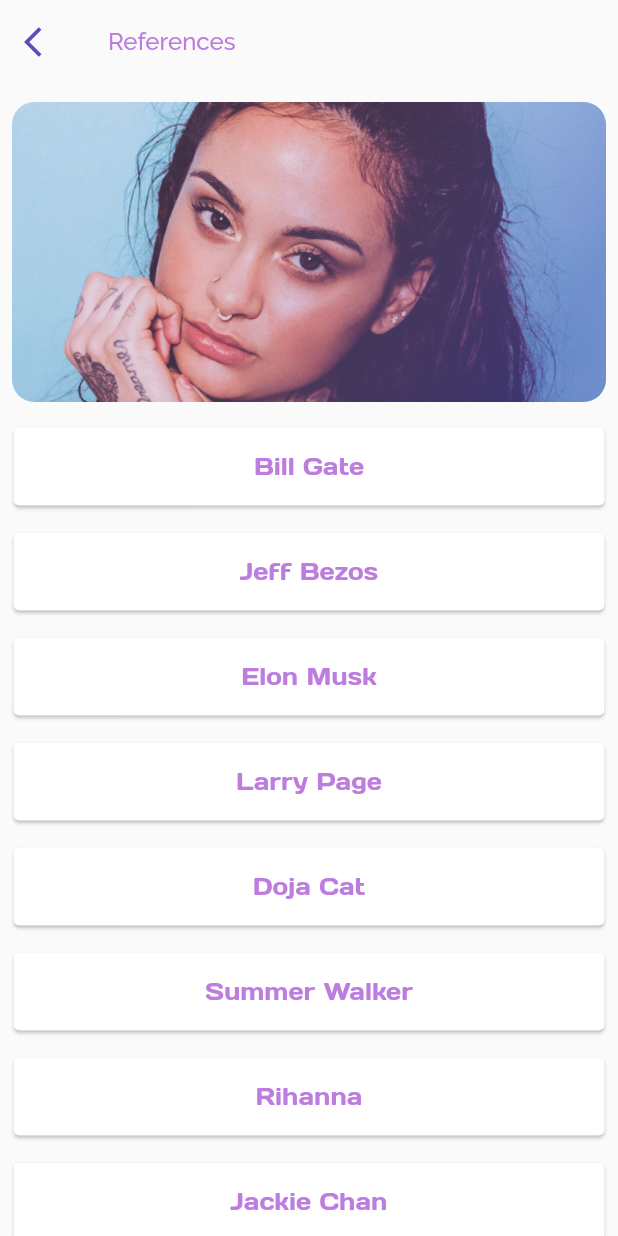
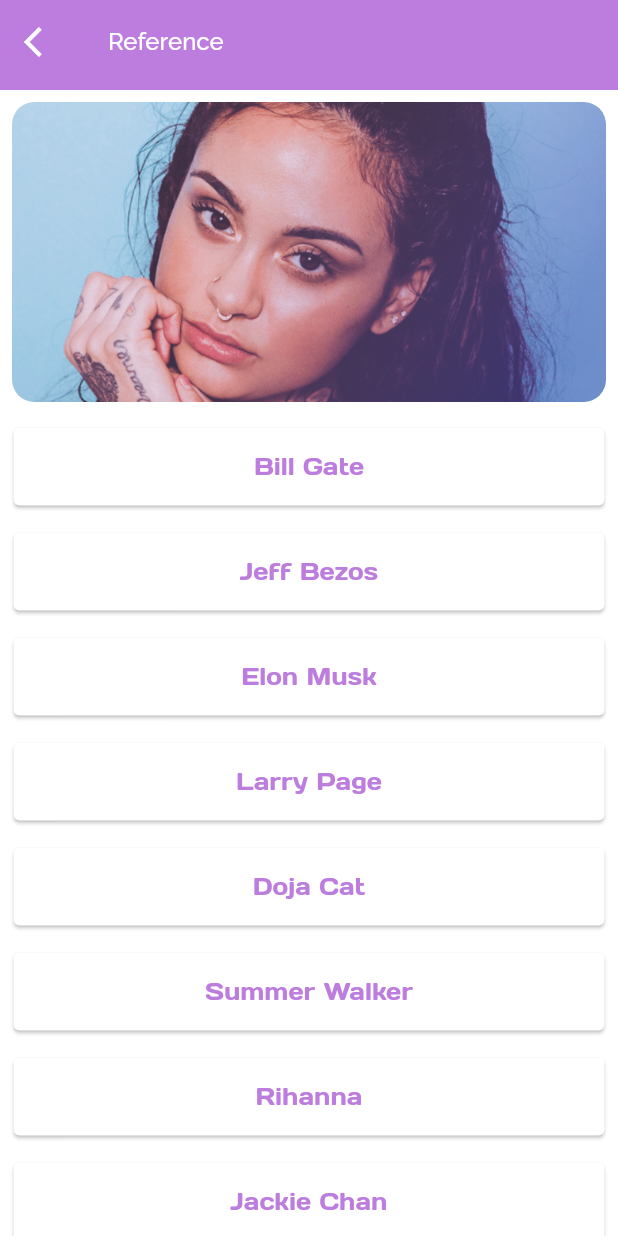
Before and after one commit to Kodrillar/Strish, a Flutter app: the ReferencePage screen opened directly, on a phone screen of 412 x 824 dp. Run offline on Flutter 3.47's test engine with Material 2 defaults, Android fonts, the phone set to English and light mode, and no system bars; our stand-ins replace audioplayers, get.

```diff
--- a/lib/src/utils/constants.dart
+++ b/lib/src/utils/constants.dart
@@ -15,7 +15,7 @@ const Gradient kGradient = LinearGradient(
 
 const kTextStyle = TextStyle(
   fontSize: 16,
-  color: kLightPurple,
+  color: Colors.white,
   fontFamily: 'Raleway',
 );
 
--- a/lib/src/views/references_page.dart
+++ b/lib/src/views/references_page.dart
@@ -1,5 +1,4 @@
 import 'package:flutter/material.dart';
-import 'package:flutter/services.dart';
 
 import 'package:strish/src/utils/constants.dart';
 
@@ -11,9 +10,10 @@ class ReferencePage extends StatelessWidget {
   @override
   Widget build(BuildContext context) {
     return Scaffold(
+      backgroundColor: kLightPurple,
       appBar: ReferenceAppBar(),
-      body: AnnotatedRegion<SystemUiOverlayStyle>(
-        value: SystemUiOverlayStyle.dark,
+      body: Container(
+        color: Colors.white,
         child: ListView(
           children: [
             HeroImageBox(),
@@ -46,7 +46,10 @@ class ReferenceBar extends StatelessWidget {
           child: Center(
             child: Text(
               name,
-              style: kTextStyle.copyWith(fontFamily: 'Days'),
+              style: kTextStyle.copyWith(
+                fontFamily: 'Days',
+                color: kLightPurple,
+              ),
             ),
           ),
         ),
--- a/lib/src/views/welcome_page.dart
+++ b/lib/src/views/welcome_page.dart
@@ -12,10 +12,13 @@ class WelcomePage extends StatelessWidget {
     double _width = MediaQuery.of(context).size.width;
     double _height = MediaQuery.of(context).size.height;
     return Scaffold(
+      backgroundColor: kLightPurple,
       body: SafeArea(
+        bottom: false,
         child: Container(
           height: _height,
           width: _width,
+          color: Colors.white,
           child: SingleChildScrollView(
             child: Form(
               key: _formKey,
--- a/lib/src/widgets/reference_page/app_bar.dart
+++ b/lib/src/widgets/reference_page/app_bar.dart
@@ -13,7 +13,7 @@ class ReferenceAppBar extends StatelessWidget with PreferredSizeWidget {
       backgroundColor: Colors.transparent,
       elevation: 0.0,
       title: Text(
-        'References',
+        'Reference',
         style: kTextStyle,
       ),
       leading: Builder(
@@ -23,7 +23,7 @@ class ReferenceAppBar extends StatelessWidget with PreferredSizeWidget {
           },
           icon: Icon(
             Icons.arrow_back_ios,
-            color: kDeepPurple,
+            color: Colors.white,
           ),
           color: Colors.transparent,
         ),
```
Also changed, not shown: lib/src/views/home_page.dart (+11 -9 lines), lib/src/widgets/annotated_region.dart (added, +20 -0 lines), lib/src/widgets/home_page/drawer/home_drawer.dart (+13 -3 lines), 2 other files.
